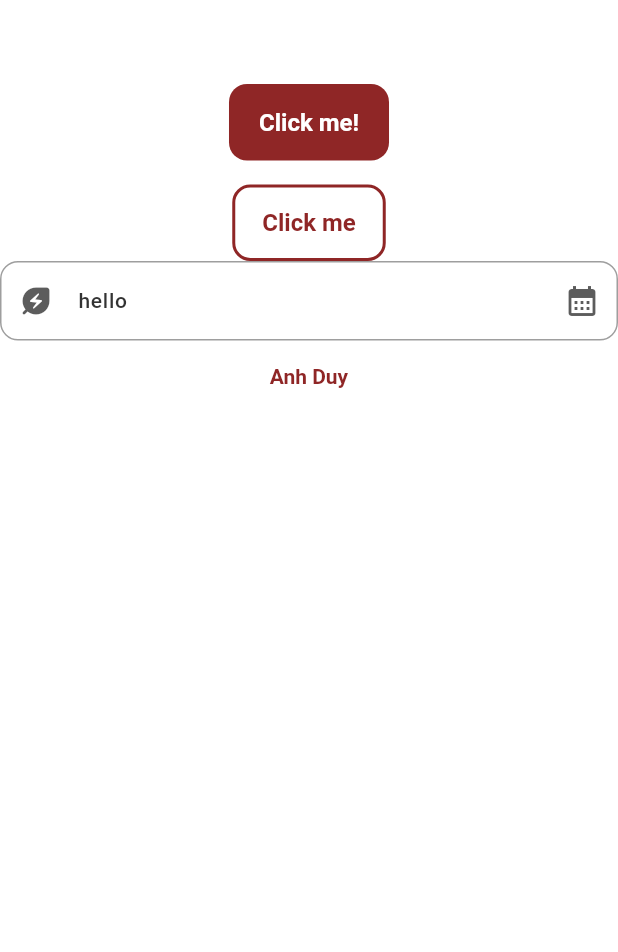
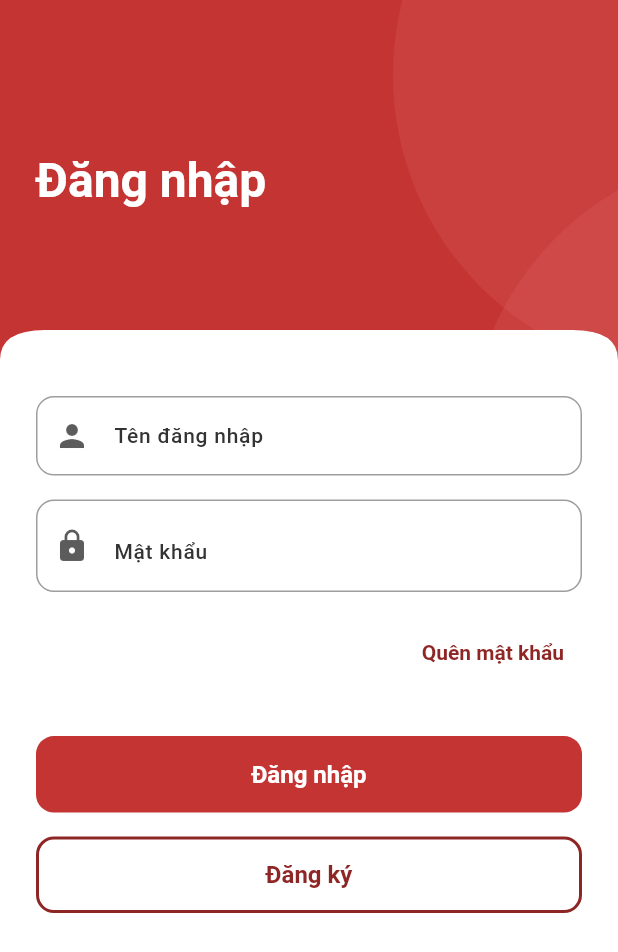
Before and after one commit to super-novey/h2d-food-delivery, a Flutter app: the LoginScreen screen opened directly, on a phone screen of 412 x 824 dp. Shown: the top 952 px of the screen. Run offline on Flutter 3.47's test engine with Material 3 defaults, Android fonts, the light colour scheme and no system bars; our stand-ins replace connectivity_plus, get, lottie, shimmer.

Commit message:
design login screen

```diff
--- a/lib/app.dart
+++ b/lib/app.dart
@@ -1,23 +1,20 @@
 import 'package:flutter/material.dart';
 import 'package:food_delivery_h2d/bindings/general_bindings.dart';
-import 'package:food_delivery_h2d/navigation_menu.dart';
+import 'package:food_delivery_h2d/features/authentication/views/login/login_screen.dart';
 import 'package:food_delivery_h2d/utils/themes/theme.dart';
 import 'package:get/get.dart';
-
-
 
 class App extends StatelessWidget {
   const App({super.key});
   @override
   Widget build(BuildContext context) {
-
     return GetMaterialApp(
       initialBinding: GeneralBindings(),
       themeMode: ThemeMode.system,
       theme: MyTheme.lightTheme,
       darkTheme: MyTheme.lightTheme,
       debugShowCheckedModeBanner: false,
-      home: const NavigationMenu(),
+      home: const LoginScreen(),
     );
   }
 }
--- /dev/null
+++ b/lib/common/styles/curved_edges.dart
@@ -0,0 +1,33 @@
+import 'package:flutter/material.dart';
+
+class CustomCurvedEdges extends CustomClipper<Path> {
+  @override
+  Path getClip(Size size) {
+    var path = Path();
+    path.lineTo(0, size.height);
+
+    final firstCurve = Offset(0, size.height - 20);
+    final lastCurve = Offset(30, size.height - 20);
+    path.quadraticBezierTo(
+        firstCurve.dx, firstCurve.dy, lastCurve.dx, lastCurve.dy);
+
+    final secondCurve = Offset(0, size.height - 20);
+    final secondLastCurve = Offset(size.width - 30, size.height - 20);
+    path.quadraticBezierTo(
+        secondCurve.dx, secondCurve.dy, secondLastCurve.dx, secondLastCurve.dy);
+
+    final thirdCurve = Offset(size.width, size.height - 20);
+    final thirdLastLastCurve = Offset(size.width, size.height);
+    path.quadraticBezierTo(thirdCurve.dx, thirdCurve.dy, thirdLastLastCurve.dx,
+        thirdLastLastCurve.dy);
+
+    path.lineTo(size.width, 0);
+    path.close();
+    return path;
+  }
+
+  @override
+  bool shouldReclip(covariant CustomClipper<Path> oldClipper) {
+    return true;
+  }
+}
--- /dev/null
+++ b/lib/common/widgets/header/circular_container.dart
@@ -0,0 +1,36 @@
+import 'package:flutter/material.dart';
+import 'package:food_delivery_h2d/utils/constants/colors.dart';
+
+class CicularContainer extends StatelessWidget {
+  final double? width;
+  final double? height;
+  final double radius;
+  final double padding;
+  final EdgeInsets? margin;
+  final Widget? child;
+  final Color backgroudColor;
+
+  const CicularContainer({
+    super.key,
+    this.width = 400,
+    this.height = 400,
+    this.radius = 400,
+    this.padding = 0,
+    this.margin,
+    this.backgroudColor = MyColors.lightPrimaryColor,
+    this.child,
+  });
+
+  @override
+  Widget build(BuildContext context) {
+    return Container(
+      width: width,
+      height: height,
+      padding: const EdgeInsets.all(0),
+      margin: margin,
+      decoration: BoxDecoration(
+          borderRadius: BorderRadius.circular(400), color: backgroudColor),
+      child: child,
+    );
+  }
+}
--- /dev/null
+++ b/lib/common/widgets/header/curved_edges_widget.dart
@@ -0,0 +1,13 @@
+import 'package:flutter/material.dart';
+import 'package:food_delivery_h2d/common/styles/curved_edges.dart';
+
+class CurvedEdgesWidget extends StatelessWidget {
+  const CurvedEdgesWidget({super.key, required this.child});
+
+  final Widget child;
+
+  @override
+  Widget build(BuildContext context) {
+    return ClipPath(clipper: CustomCurvedEdges(), child: child);
+  }
+}
--- /dev/null
+++ b/lib/common/widgets/header/primary_header.dart
@@ -0,0 +1,38 @@
+import 'package:flutter/material.dart';
+import 'package:food_delivery_h2d/common/widgets/header/circular_container.dart';
+import 'package:food_delivery_h2d/common/widgets/header/curved_edges_widget.dart';
+import 'package:food_delivery_h2d/utils/constants/colors.dart';
+
+class MyPrimaryHeaderContainer extends StatelessWidget {
+  final Widget child;
+  const MyPrimaryHeaderContainer({super.key, required this.child});
+
+  @override
+  Widget build(BuildContext context) {
+    return CurvedEdgesWidget(
+      child: Container(
+        color: MyColors.primaryColor,
+        width: double.infinity,
+        child: Stack(
+          children: [
+            Positioned(
+              top: -150,
+              right: -250,
+              child: CicularContainer(
+                backgroudColor: MyColors.lightPrimaryColor.withOpacity(0.2),
+              ),
+            ),
+            Positioned(
+              top: 100,
+              right: -300,
+              child: CicularContainer(
+                backgroudColor: MyColors.lightPrimaryColor.withOpacity(0.2),
+              ),
+            ),
+            child
+          ],
+        ),
+      ),
+    );
+  }
+}
--- /dev/null
+++ b/lib/features/authentication/controllers/auth_controller.dart
@@ -0,0 +1,11 @@
+import 'package:get/get.dart';
+
+class LoginController extends GetxController {
+  static LoginController get instance => Get.find();
+
+  var isShowPassword = false.obs;
+
+  void togglePasswordVisibility() {
+    isShowPassword.value = !isShowPassword.value;
+  }
+}
--- a/lib/features/authentication/views/login/login_screen.dart
+++ b/lib/features/authentication/views/login/login_screen.dart
@@ -1,42 +1,28 @@
 import 'package:flutter/material.dart';
+import 'package:food_delivery_h2d/features/authentication/views/login/widgets/login_form.dart';
 import 'package:food_delivery_h2d/utils/constants/sizes.dart';
-import 'package:food_delivery_h2d/utils/popups/loaders.dart';
+import 'widgets/login_header.dart';
 
 class LoginScreen extends StatelessWidget {
   const LoginScreen({super.key});
 
   @override
   Widget build(BuildContext context) {
-    return Scaffold(
-      appBar: AppBar(
-        title: Text("Login Screen"),
+    return const Scaffold(
+      body: SingleChildScrollView(
+        child: Column(
+          crossAxisAlignment: CrossAxisAlignment.start,
+          children: [
+            LoginHeader(),
+            Padding(
+              padding: EdgeInsets.all(MySizes.defaultSpace),
+              child: Column(
+                children: [LoginForm()],
+              ),
+            ),
+          ],
+        ),
       ),
-      body: Center(
-          child: Column(
-        children: [
-          ElevatedButton(
-              onPressed: () {
-                Loaders.successSnackBar(
-                    title: 'Thành công!', message: "Thêm món thành công");
-              },
-              child: Text("Click me!")),
-          const SizedBox(
-            height: MySizes.spaceBtwInputFields,
-          ),
-          OutlinedButton(
-              onPressed: () {},
-              child: Text(
-                "Click me",
-              )),
-          TextField(
-            decoration: InputDecoration(
-                label: Text("hello"),
-                suffixIcon: Icon(Icons.calendar_month),
-                prefixIcon: Icon(Icons.energy_savings_leaf_rounded)),
-          ),
-          TextButton(onPressed: () {}, child: Text("Anh Duy"))
-        ],
-      )),
     );
   }
 }
--- /dev/null
+++ b/lib/features/authentication/views/login/widgets/login_form.dart
@@ -0,0 +1,77 @@
+import 'package:flutter/material.dart';
+import 'package:get/get.dart';
+import '../../../../../utils/constants/sizes.dart';
+import '../../../controllers/auth_controller.dart';
+
+class LoginForm extends StatelessWidget {
+  const LoginForm({
+    super.key,
+  });
+
+  @override
+  Widget build(BuildContext context) {
+    final authController = Get.put(LoginController());
+    return Form(
+        child: Column(
+      children: [
+        TextFormField(
+          obscureText: false,
+          decoration: const InputDecoration(
+            hintText: "Tên đăng nhập",
+            prefixIcon: Icon(
+              Icons.person,
+            ),
+          ),
+        ),
+        const SizedBox(
+          height: MySizes.spaceBtwInputFields,
+        ),
+        Obx(
+          () => TextFormField(
+            obscureText: !authController.isShowPassword.value,
+            decoration: InputDecoration(
+                hintText: "Mật khẩu",
+                prefixIcon: const Icon(
+                  Icons.lock,
+                ),
+                suffix: GestureDetector(
+                    onTap: () => authController.togglePasswordVisibility(),
+                    child: Icon(
+                      (authController.isShowPassword.value)
+                          ? Icons.visibility
+                          : Icons.visibility_off,
+                    ))),
+          ),
+        ),
+        const SizedBox(
+          height: MySizes.spaceBtwItems,
+        ),
+        Align(
+          alignment: Alignment.bottomRight,
+          child:
+              TextButton(onPressed: () {}, child: const Text("Quên mật khẩu")),
+        ),
+        const SizedBox(
+          height: MySizes.spaceBtwSections,
+        ),
+        SizedBox(
+          width: double.infinity,
+          child: ElevatedButton(
+            onPressed: () {},
+            child: const Text("Đăng nhập"),
+          ),
+        ),
+        const SizedBox(
+          height: MySizes.spaceBtwItems,
+        ),
+        SizedBox(
+          width: double.infinity,
+          child: OutlinedButton(
+            onPressed: () {},
+            child: const Text("Đăng ký"),
+          ),
+        )
+      ],
+    ));
+  }
+}
--- /dev/null
+++ b/lib/features/authentication/views/login/widgets/login_header.dart
@@ -0,0 +1,29 @@
+import 'package:flutter/material.dart';
+import '../../../../../common/widgets/header/primary_header.dart';
+import '../../../../../utils/constants/sizes.dart';
+
+class LoginHeader extends StatelessWidget {
+  const LoginHeader({
+    super.key,
+  });
+
+  @override
+  Widget build(BuildContext context) {
+    return MyPrimaryHeaderContainer(
+      child: Align(
+        alignment: Alignment.centerLeft,
+        child: Padding(
+          padding: const EdgeInsets.symmetric(
+              horizontal: MySizes.defaultSpace, vertical: 100),
+          child: Text(
+            "Đăng nhập",
+            style: Theme.of(context)
+                .textTheme
+                .headlineLarge!
+                .apply(color: Colors.white),
+          ),
+        ),
+      ),
+    );
+  }
+}
--- a/lib/utils/themes/custom_themes/elevated_button_theme.dart
+++ b/lib/utils/themes/custom_themes/elevated_button_theme.dart
@@ -9,7 +9,7 @@ class MyElevatedButtonTheme {
       style: ElevatedButton.styleFrom(
           elevation: 0,
           foregroundColor: Colors.white,
-          backgroundColor: MyColors.darkPrimaryColor,
+          backgroundColor: MyColors.primaryColor,
           disabledForegroundColor: Colors.grey,
           disabledBackgroundColor: Colors.grey,
           side: BorderSide.none,
--- a/lib/utils/themes/custom_themes/text_field_theme.dart
+++ b/lib/utils/themes/custom_themes/text_field_theme.dart
@@ -8,7 +8,7 @@ class MyTextFieldTheme {
     prefixIconColor: MyColors.primaryTextColor.withOpacity(0.8),
     suffixIconColor: MyColors.primaryTextColor.withOpacity(0.8),
     hintStyle: const TextStyle()
-        .copyWith(fontSize: MySizes.fontSizeSm, color: MyColors.accentColor),
+        .copyWith(fontSize: MySizes.fontSizeSm, color: MyColors.primaryTextColor),
     border: const OutlineInputBorder().copyWith(
         borderRadius: BorderRadius.circular(MySizes.borderRadiusLg),
         borderSide: const BorderSide(width: 1, color: Colors.grey)),
```
